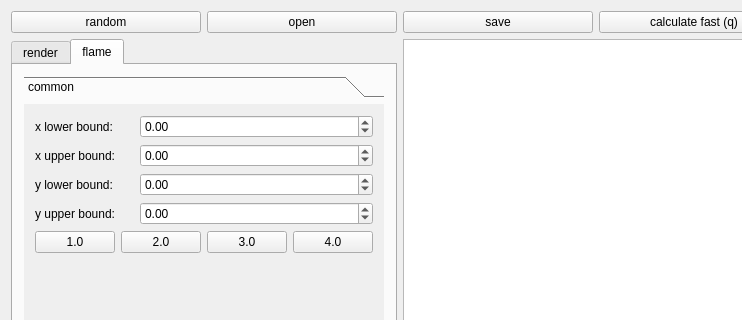
Qt form programs/fractal_flame_ui/mainwindow.ui (vovaprog/screensavers) before a commit; both pictures show x 0 to 742 and y 0 to 320 of the 996 by 784 pixel window.
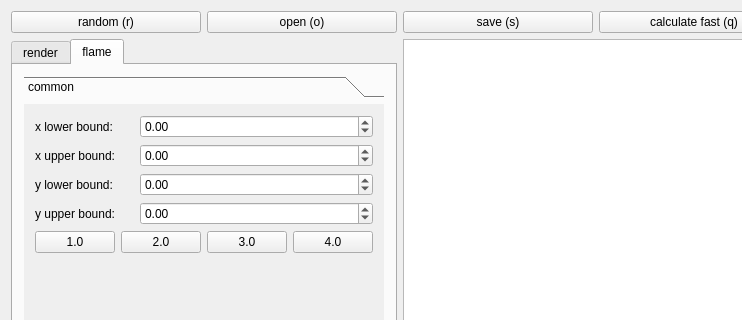
The same form after that commit.

```diff
--- a/programs/fractal_flame_ui/mainwindow.ui
+++ b/programs/fractal_flame_ui/mainwindow.ui
@@ -26,21 +26,21 @@
       <item>
        <widget class="QPushButton" name="butRandomFlame">
         <property name="text">
-         <string>random</string>
+         <string>random (r)</string>
         </property>
        </widget>
       </item>
       <item>
        <widget class="QPushButton" name="butOpenFlame">
         <property name="text">
-         <string>open</string>
+         <string>open (o)</string>
         </property>
        </widget>
       </item>
       <item>
        <widget class="QPushButton" name="butSaveFlame">
         <property name="text">
-         <string>save</string>
+         <string>save (s)</string>
         </property>
        </widget>
       </item>
```
Left out of the diff: 2 changed lines with no effect on the pictures.
